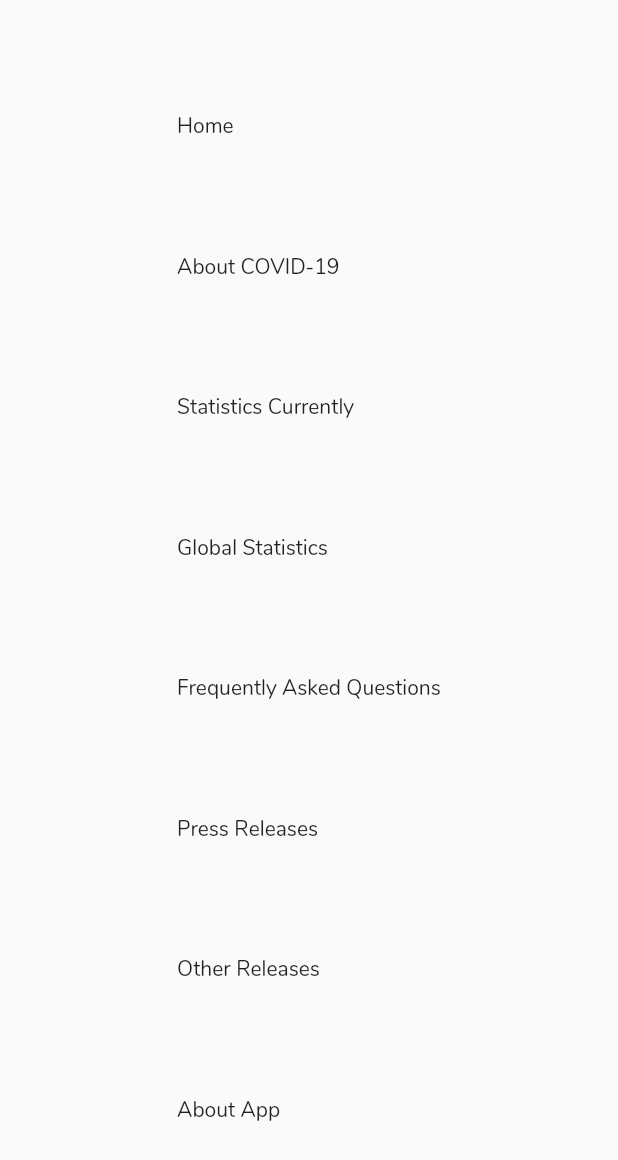
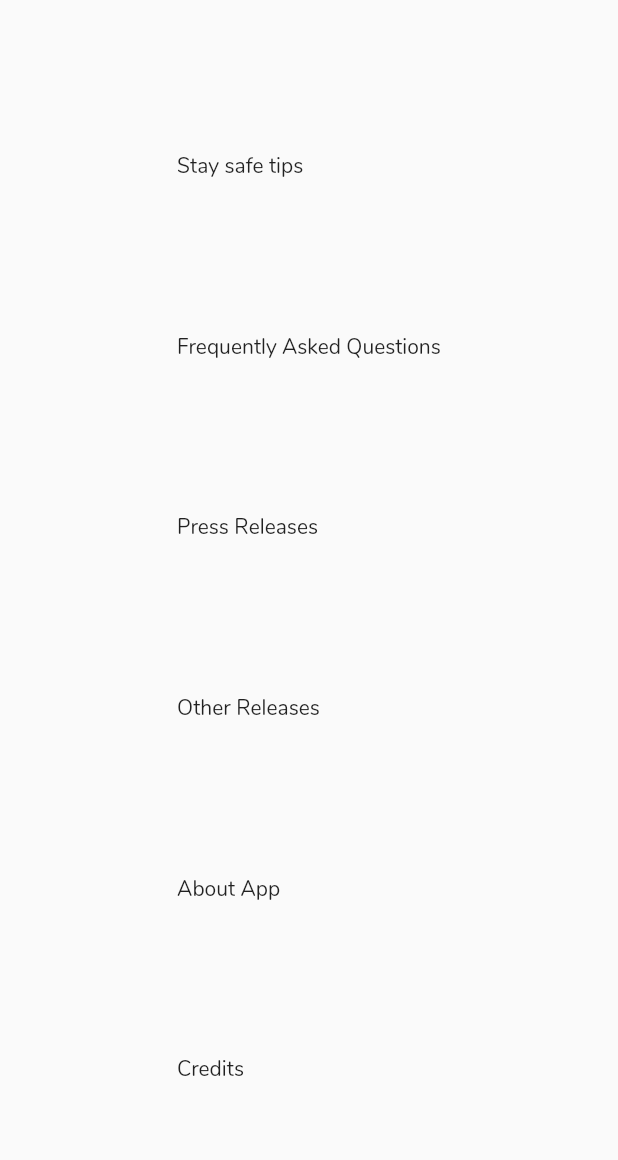
Before and after one commit to emma-ea/corona-stats-gh, a Flutter app: the DisplacementMenu screen opened directly, on a phone screen of 412 x 824 dp. Shown: the top 1160 px of the screen. Run offline on Flutter 3.47's test engine with Material 2 defaults, Android fonts, the phone set to English and light mode, and no system bars; missing offline and left inert: flutter_sparkline; network calls fail.

Commit message:
displacement menu options tweak

```diff
--- a/lib/pages/displacement_menu.dart
+++ b/lib/pages/displacement_menu.dart
@@ -15,14 +15,12 @@ class _DisplacementMenuState extends State<DisplacementMenu> {
           mainAxisAlignment: MainAxisAlignment.spaceEvenly,
           mainAxisSize: MainAxisSize.max,
           children: <Widget>[
-            Text('Home'),
-            Text('About COVID-19'),
-            Text('Statistics Currently'),
-            Text('Global Statistics'),
+            Text('Stay safe tips'),
             Text('Frequently Asked Questions'),
             Text('Press Releases'),
             Text('Other Releases'),
-            Text('About App')
+            Text('About App'),
+            Text('Credits'),
           ],
         ),
       ),
```
